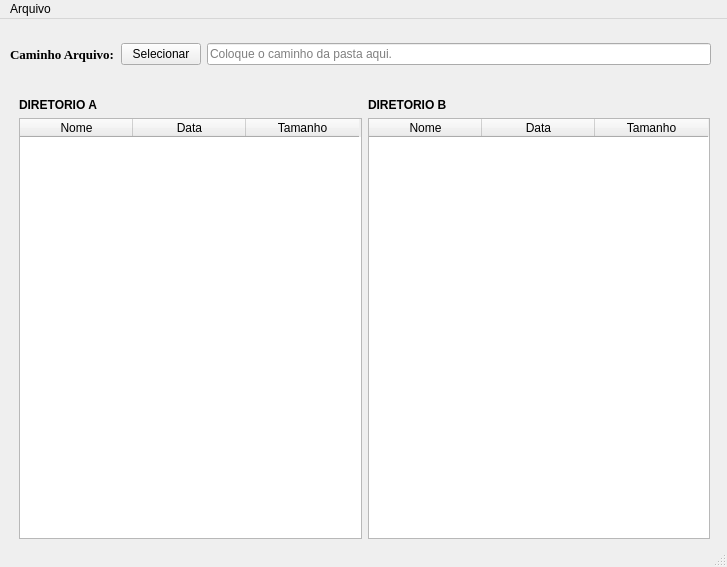
This is interface.ui in Misternis/Projeto_Copiar as Qt 5 draws it before an edit. The edited form follows.
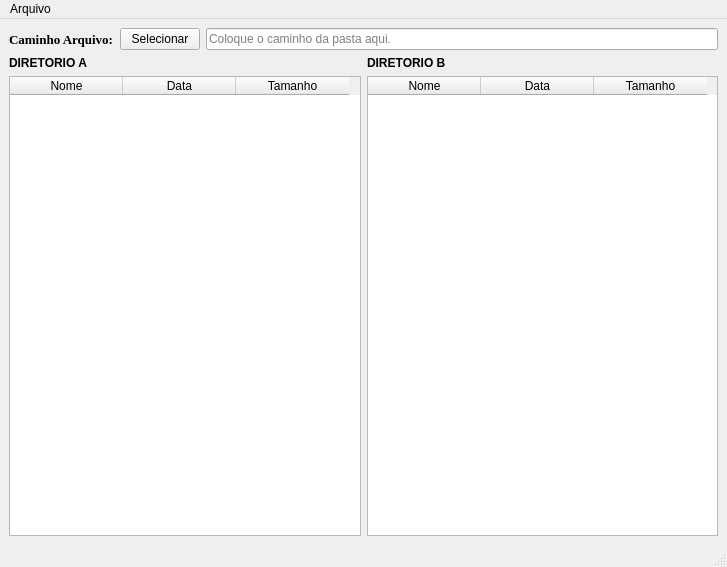
This is the edited form. Icons and pictures are not drawn.

Commit message: Config TableWidgetB,  ajuste layout centralwidget

```diff
--- a/interface.ui
+++ b/interface.ui
@@ -18,15 +18,8 @@
     <normaloff>copiar.ico</normaloff>copiar.ico</iconset>
   </property>
   <widget class="QWidget" name="centralwidget">
-   <widget class="QWidget" name="horizontalLayoutWidget">
-    <property name="geometry">
-     <rect>
-      <x>10</x>
-      <y>10</y>
-      <width>701</width>
-      <height>51</height>
-     </rect>
-    </property>
+   <layout class="QGridLayout" name="gridLayout_2">
+    <item row="0" column="0">
     <layout class="QHBoxLayout" name="horizontalLayout" stretch="0,0,3">
      <item>
       <widget class="QLabel" name="textDirA">
@@ -64,16 +57,8 @@
       </widget>
      </item>
     </layout>
-   </widget>
-   <widget class="QWidget" name="horizontalLayoutWidget_2">
-    <property name="geometry">
-     <rect>
-      <x>19</x>
-      <y>79</y>
-      <width>691</width>
-      <height>441</height>
-     </rect>
-    </property>
+    </item>
+    <item row="1" column="0">
     <layout class="QGridLayout" name="gridLayout">
      <item row="0" column="0">
       <widget class="QLabel" name="textListaDirA">
@@ -152,7 +137,8 @@
       </widget>
      </item>
     </layout>
-   </widget>
+    </item>
+   </layout>
   </widget>
   <widget class="QMenuBar" name="menubar">
    <property name="geometry">
```
Lines whose indentation alone changed are shown as unchanged. The commit also changes 2 other files.
